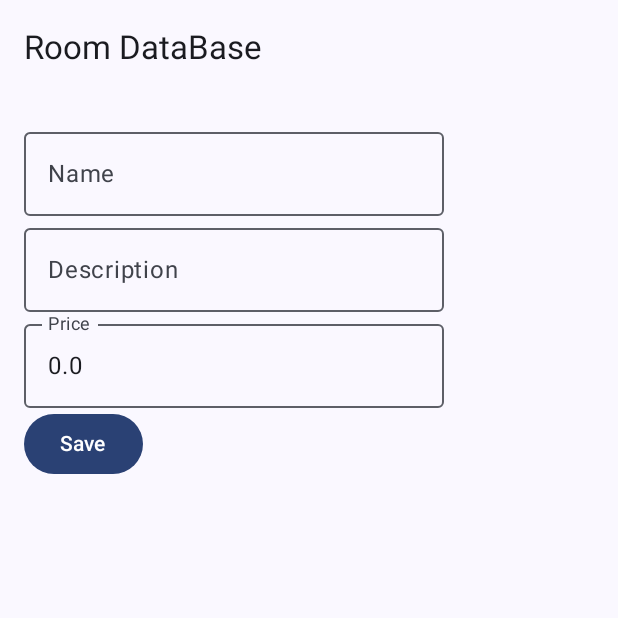
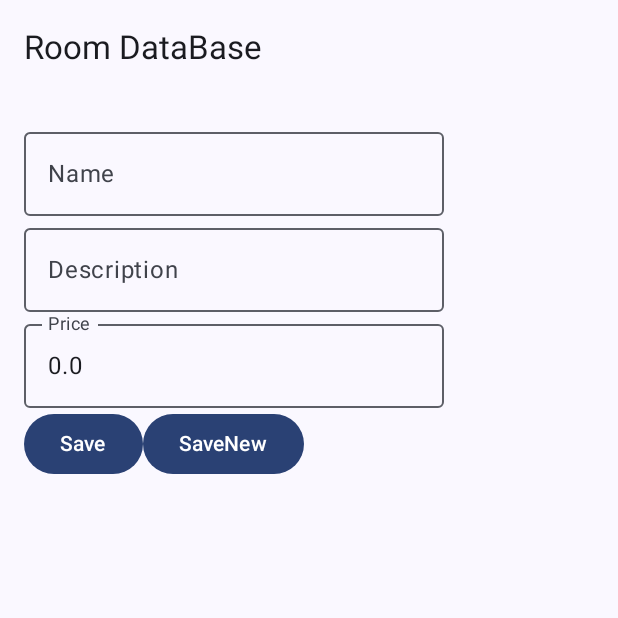
Before and after one commit to ArthurKJun/AcessoBancoMobileLocal, an Android app built with Jetpack Compose: the screen it shows after launch (MainActivity), after a tap on "Save", on a phone screen of 412 x 824 dp, the top half of it. Run offline under Robolectric (Android 15) with nearby library versions, the phone set to English and light mode, and no system bars; our stand-ins replace Room's generated code.

Commit message:
finalizado o salvamento no banco

```diff
--- a/app/src/main/java/com/senac/persistenciabanco/MainActivity.kt
+++ b/app/src/main/java/com/senac/persistenciabanco/MainActivity.kt
@@ -1,9 +1,11 @@
 package com.senac.persistenciabanco
 
 import android.os.Bundle
+import android.widget.Toast
 import androidx.activity.ComponentActivity
 import androidx.activity.compose.setContent
 import androidx.compose.foundation.layout.Column
+import androidx.compose.foundation.layout.Row
 import androidx.compose.foundation.layout.fillMaxSize
 import androidx.compose.foundation.layout.fillMaxWidth
 import androidx.compose.foundation.layout.padding
@@ -87,9 +89,21 @@ fun MyApp(){
                 label = { Text(text = "Price")}
             )
 
-            Button(onClick = { /*TODO*/ }) {
-                Text(text = "Save")
+            Row {
+                Button(onClick = {
+                    productViewModel.save()
+                    Toast.makeText(ctx,"Product saved", Toast.LENGTH_SHORT).show()
+                }) {
+                    Text(text = "Save")
+                }
+                Button(onClick = {
+                    productViewModel.saveNew()
+                    Toast.makeText(ctx,"Product saved", Toast.LENGTH_SHORT).show()
+                }) {
+                    Text(text = "SaveNew")
+                }
             }
+
         }
     }
 }
```
Also changed, not shown: app/src/main/java/com/senac/persistenciabanco/viewmodels/ProductViewModel.kt (+11 -0 lines).
